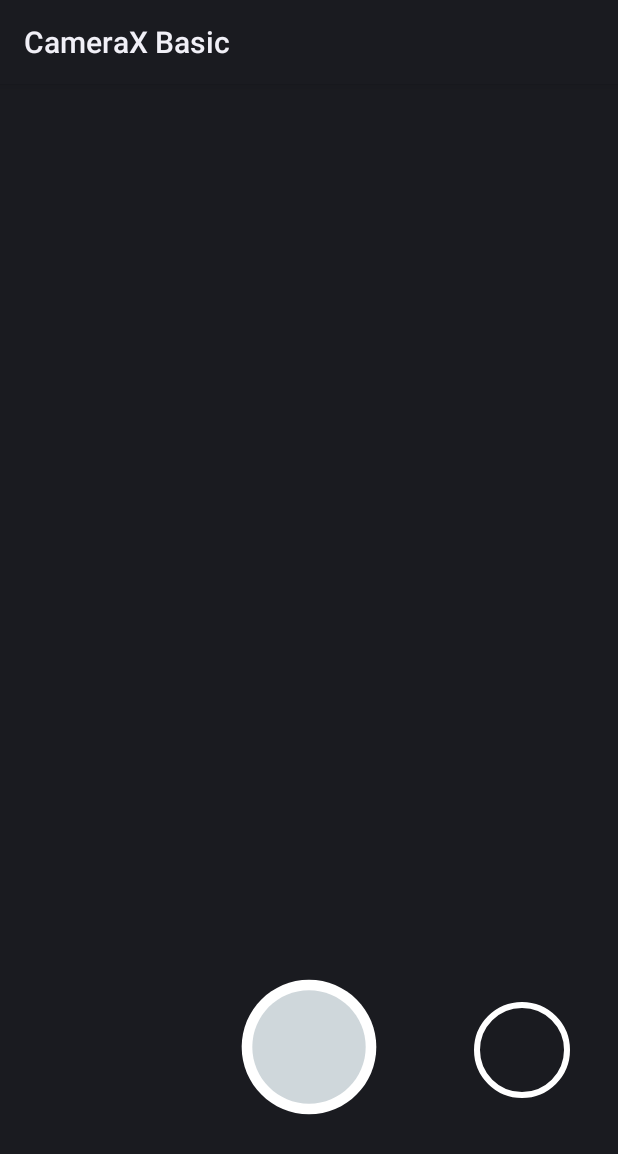
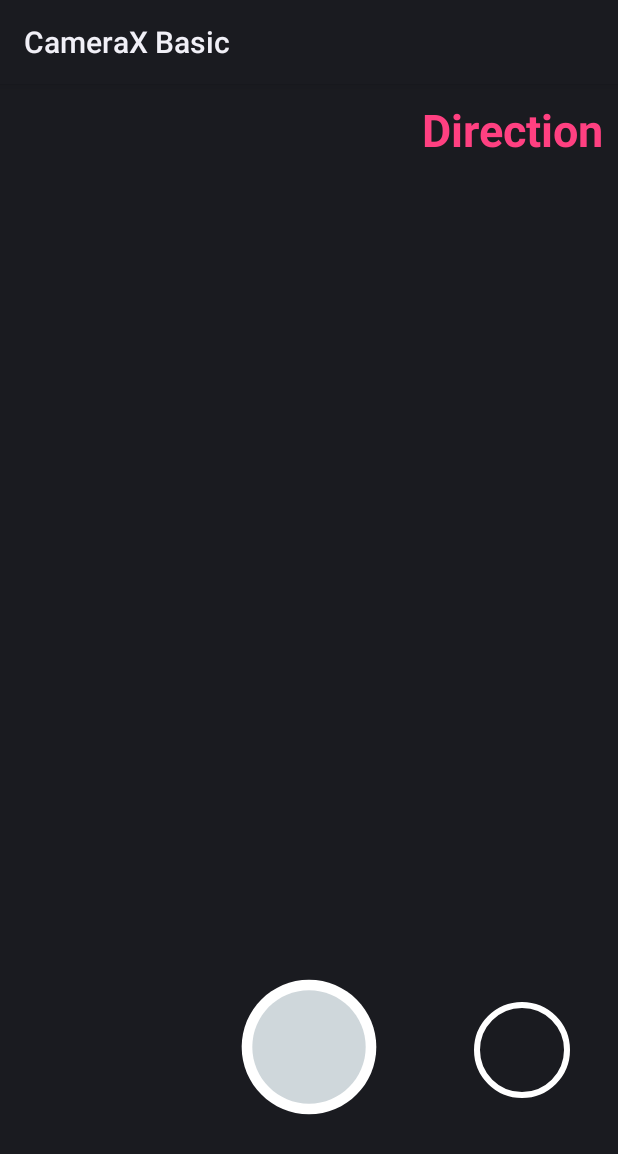
Before and after one commit to tudang-monstarlab/camerax_sample, an Android app: the layout camera_ui_container.xml on its own in the app's theme, with its tools: preview values and no code run, on a phone screen of 412 x 824 dp. Shown: the top 1154 px of the screen. Run offline under Robolectric (Android 15) with nearby library versions, the phone set to English and light mode, and no system bars.

Commit message:
add direction lable

```diff
--- a/app/src/main/java/com/android/example/cameraxbasic/fragments/CameraFragment.kt
+++ b/app/src/main/java/com/android/example/cameraxbasic/fragments/CameraFragment.kt
@@ -539,8 +539,10 @@ class CameraFragment : Fragment() {
             // Listener for button used to switch cameras. Only called if the button is enabled
             it.setOnClickListener {
                 lensFacing = if (CameraSelector.LENS_FACING_FRONT == lensFacing) {
+                    cameraUiContainerBinding?.cameraDirectionLbl?.text = "BACK"
                     CameraSelector.LENS_FACING_BACK
                 } else {
+                    cameraUiContainerBinding?.cameraDirectionLbl?.text = "FRONT"
                     CameraSelector.LENS_FACING_FRONT
                 }
                 // Re-bind use cases to update selected camera
--- a/app/src/main/res/layout/camera_ui_container.xml
+++ b/app/src/main/res/layout/camera_ui_container.xml
@@ -17,11 +17,24 @@
 <androidx.constraintlayout.widget.ConstraintLayout
     xmlns:android="http://schemas.android.com/apk/res/android"
     xmlns:app="http://schemas.android.com/apk/res-auto"
+    xmlns:tools="http://schemas.android.com/tools"
     android:id="@+id/camera_ui_container"
     android:layoutDirection="ltr"
     android:layout_width="match_parent"
     android:layout_height="match_parent">
-
+    <TextView
+        android:id="@+id/camera_direction_lbl"
+        android:layout_width="wrap_content"
+        android:layout_height="wrap_content"
+        android:textColor="@color/colorAccent"
+        android:padding="10dp"
+        android:textSize="30sp"
+        android:textStyle="bold"
+        android:text="@string/camera_direction_back"
+        tools:text="Direction"
+        app:layout_constraintEnd_toEndOf="parent"
+        app:layout_constraintTop_toTopOf="parent"
+        />
     <!-- Camera control and gallery buttons -->
     <ImageButton
         android:id="@+id/camera_switch_button"
--- a/app/src/main/res/values/strings.xml
+++ b/app/src/main/res/values/strings.xml
@@ -28,4 +28,5 @@
     <string name="delete_button_alt">Delete</string>
     <string name="delete_dialog">Delete current photo?</string>
     <string name="delete_title">Confirm</string>
+    <string name="camera_direction_back">BACK</string>
 </resources>
```
